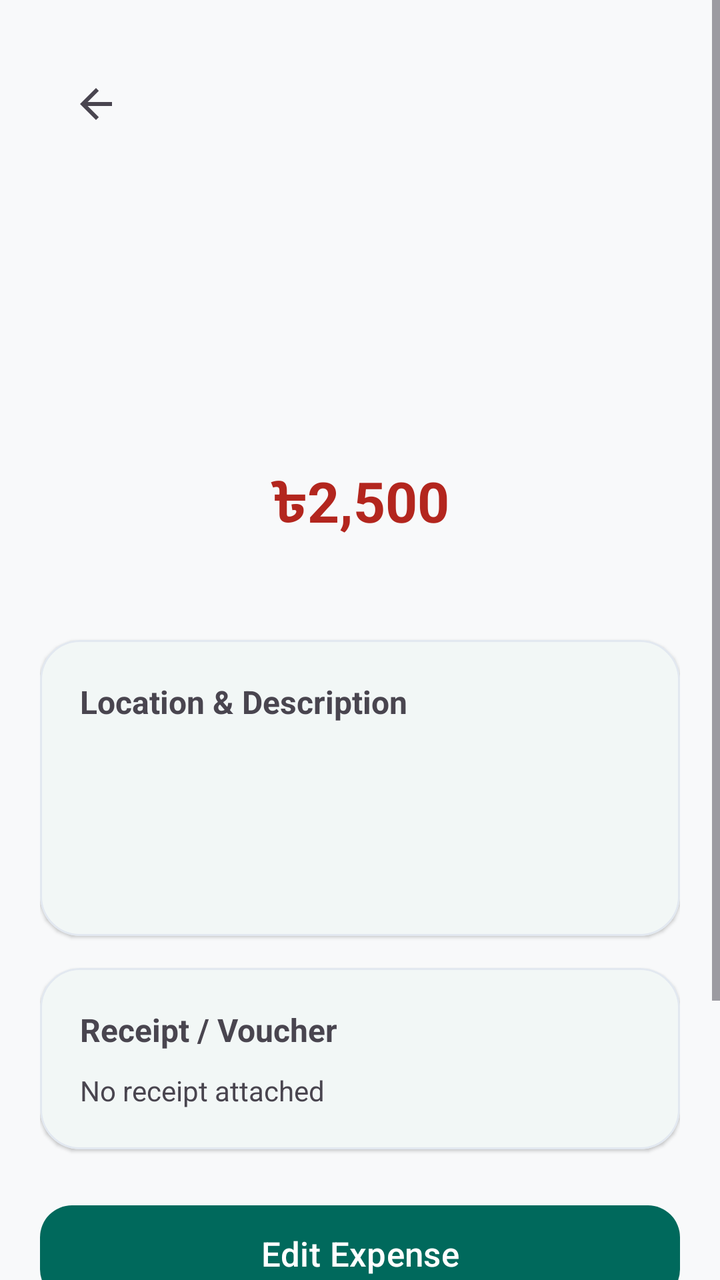
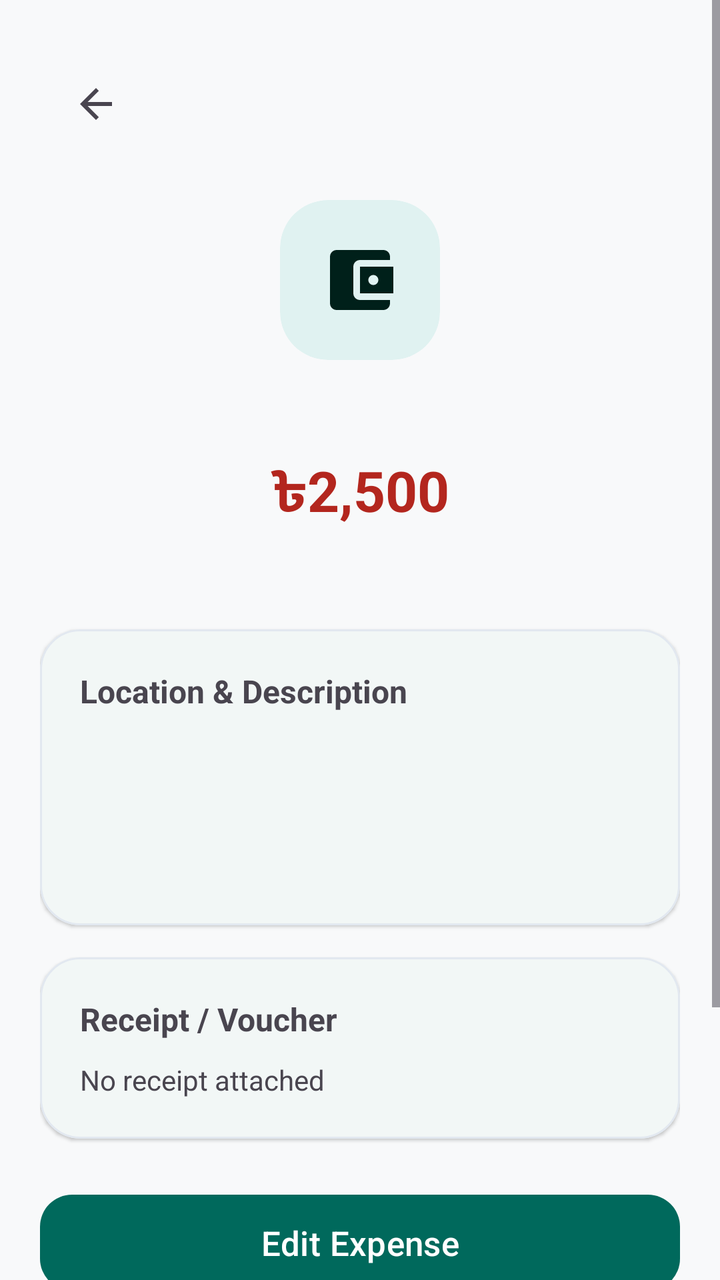

The first picture is an Android layout as it rendered before a commit; the second is the same layout after the commit. The layout source and the unified diff follow.
<!-- AndroidManifest.xml: application theme Theme.RobHouseRental -->
<!-- res/layout/activity_expense_details.xml -->
<?xml version="1.0" encoding="utf-8"?>
<ScrollView
    xmlns:android="http://schemas.android.com/apk/res/android"
    xmlns:app="http://schemas.android.com/apk/res-auto"
    android:layout_width="match_parent"
    android:layout_height="match_parent"
    android:fitsSystemWindows="true"
    android:fillViewport="true">

    <LinearLayout
        android:layout_width="match_parent"
        android:layout_height="wrap_content"
        android:orientation="vertical"
        android:padding="20dp">

        
        <com.google.android.material.appbar.MaterialToolbar
            android:id="@+id/toolbarExpenseDetails"
            android:layout_width="match_parent"
            android:layout_height="?attr/actionBarSize"
            android:title="@string/expense_details_title"
            app:navigationIcon="@drawable/ic_arrow_back" />

        
        <TextView
            android:id="@+id/tvExpenseDetailsCategoryIcon"
            android:layout_width="match_parent"
            android:layout_height="wrap_content"
            android:layout_marginTop="16dp"
            android:gravity="center"
            android:text=""
            android:textSize="64sp" />

        <TextView
            android:id="@+id/tvExpenseDetailsCategoryTitle"
            android:layout_width="match_parent"
            android:layout_height="wrap_content"
            android:layout_marginTop="8dp"
            android:gravity="center"
            
            android:textSize="24sp"
            android:textStyle="bold" />

        <TextView
            android:id="@+id/tvExpenseDetailsAmount"
            android:layout_width="match_parent"
            android:layout_height="wrap_content"
            android:layout_marginTop="6dp"
            android:gravity="center"
            android:text="৳2,500"
            android:textColor="?attr/colorError"
            android:textSize="28sp"
            android:textStyle="bold" />

        <TextView
            android:id="@+id/tvExpenseDetailsDate"
            android:layout_width="match_parent"
            android:layout_height="wrap_content"
            android:layout_marginTop="4dp"
            android:gravity="center"
            
            android:textSize="14sp" />

        
        <com.google.android.material.card.MaterialCardView
            android:layout_width="match_parent"
            android:layout_height="wrap_content"
            android:layout_marginTop="24dp"
            app:cardCornerRadius="20dp"
            app:cardElevation="1dp"
            app:strokeWidth="1dp">

            <LinearLayout
                android:layout_width="match_parent"
                android:layout_height="wrap_content"
                android:orientation="vertical"
                android:padding="20dp">

                <TextView
                    android:layout_width="match_parent"
                    android:layout_height="wrap_content"
                    android:text="@string/location_and_description"
                    android:textSize="16sp"
                    android:textStyle="bold" />

                
                <TextView
                    android:id="@+id/tvExpenseDetailsPropertyUnit"
                    android:layout_width="match_parent"
                    android:layout_height="wrap_content"
                    android:layout_marginTop="12dp"
                    
                    android:textSize="15sp"
                    android:textStyle="bold" />

                
                <TextView
                    android:id="@+id/tvExpenseDetailsDescription"
                    android:layout_width="match_parent"
                    android:layout_height="wrap_content"
                    android:layout_marginTop="8dp"
                    
                    android:textSize="14sp" />

                
                <TextView
                    android:id="@+id/tvExpenseDetailsNotes"
                    android:layout_width="match_parent"
                    android:layout_height="wrap_content"
                    android:layout_marginTop="8dp"
                    
                    android:textSize="14sp" />

            </LinearLayout>

        </com.google.android.material.card.MaterialCardView>

        
        <com.google.android.material.card.MaterialCardView
            android:layout_width="match_parent"
            android:layout_height="wrap_content"
            android:layout_marginTop="16dp"
            app:cardCornerRadius="20dp"
            app:cardElevation="1dp"
            app:strokeWidth="1dp">

            <LinearLayout
                android:layout_width="match_parent"
                android:layout_height="wrap_content"
                android:orientation="vertical"
                android:padding="20dp">

                <TextView
                    android:layout_width="match_parent"
                    android:layout_height="wrap_content"
                    android:text="@string/receipt_voucher_section"
                    android:textSize="16sp"
                    android:textStyle="bold" />

                <TextView
                    android:id="@+id/tvExpenseDetailsNoReceipt"
                    android:layout_width="match_parent"
                    android:layout_height="wrap_content"
                    android:layout_marginTop="10dp"
                    android:text="@string/no_receipt_attached"
                    android:textSize="14sp" />

                <LinearLayout
                    android:id="@+id/layoutExpenseDetailsReceipt"
                    android:layout_width="match_parent"
                    android:layout_height="wrap_content"
                    android:layout_marginTop="10dp"
                    android:gravity="center_vertical"
                    android:orientation="horizontal"
                    android:visibility="gone">

                    <TextView
                        android:id="@+id/tvExpenseDetailsReceiptName"
                        android:layout_width="0dp"
                        android:layout_height="wrap_content"
                        android:layout_weight="1"
                        android:ellipsize="middle"
                        android:maxLines="1"
                        
                        android:textSize="14sp"
                        android:textStyle="bold" />

                    <com.google.android.material.button.MaterialButton
                        android:id="@+id/btnViewExpenseReceipt"
                        style="@style/Widget.Material3.Button.TonalButton"
                        android:layout_width="wrap_content"
                        android:layout_height="wrap_content"
                        android:text="@string/view_receipt"
                        android:textSize="13sp"
                        app:cornerRadius="12dp"
                        app:icon="@drawable/ic_document" />

                </LinearLayout>

            </LinearLayout>

        </com.google.android.material.card.MaterialCardView>

        
        <com.google.android.material.button.MaterialButton
            android:id="@+id/btnEditExpense"
            android:layout_width="match_parent"
            android:layout_height="wrap_content"
            android:layout_marginTop="24dp"
            android:minHeight="56dp"
            android:text="@string/edit_expense_title"
            android:textSize="17sp"
            app:cornerRadius="16dp" />

        <com.google.android.material.button.MaterialButton
            android:id="@+id/btnArchiveExpense"
            style="@style/Widget.Material3.Button.OutlinedButton"
            android:layout_width="match_parent"
            android:layout_height="wrap_content"
            android:layout_marginTop="12dp"
            android:minHeight="52dp"
            android:text="@string/archive_expense"
            android:textSize="16sp"
            app:cornerRadius="16dp" />

        <com.google.android.material.button.MaterialButton
            android:id="@+id/btnDeleteExpense"
            style="@style/Widget.Material3.Button.TextButton"
            android:layout_width="match_parent"
            android:layout_height="wrap_content"
            android:layout_marginTop="4dp"
            android:minHeight="52dp"
            android:text="@string/delete_expense"
            android:textColor="?attr/colorError"
            android:textSize="16sp" />

        <Space
            android:layout_width="match_parent"
            android:layout_height="24dp" />

    </LinearLayout>

</ScrollView>
<!-- resources referenced by this layout -->
<resources>
  <!-- drawable ic_arrow_back (drawable) -->
  <vector xmlns:android="http://schemas.android.com/apk/res/android"
      android:width="24dp"
      android:height="24dp"
      android:viewportWidth="24"
      android:viewportHeight="24"
      android:tint="?attr/colorControlNormal">
    <path
        android:fillColor="#FF000000"
        android:pathData="M20,11H7.83l5.59,-5.59L12,4l-8,8 8,8 1.41,-1.41L7.83,13H20v-2z"/>
  </vector>
  <string name="archive_expense">Archive Expense</string>
  <string name="delete_expense">Delete Expense</string>
  <string name="edit_expense_title">Edit Expense</string>
  <string name="expense_details_title">Expense Details</string>
  <string name="location_and_description">Location &amp; Description</string>
  <string name="no_receipt_attached">No receipt attached</string>
  <string name="receipt_voucher_section">Receipt / Voucher</string>
  <string name="view_receipt">View Receipt</string>
  <style name="Theme.RobHouseRental" parent="Base.Theme.RobHouseRental" />
  <color name="md_theme_primary">#00695C</color>
  <color name="md_theme_onPrimary">#FFFFFF</color>
  <color name="md_theme_primaryContainer">#E0F2F1</color>
  <color name="md_theme_onPrimaryContainer">#00201A</color>
  <color name="md_theme_secondary">#1565C0</color>
  <color name="md_theme_onSecondary">#FFFFFF</color>
  <color name="md_theme_secondaryContainer">#E3F2FD</color>
  <color name="md_theme_onSecondaryContainer">#001D36</color>
  <color name="md_theme_tertiary">#6D4C41</color>
  <color name="md_theme_onTertiary">#FFFFFF</color>
  <color name="md_theme_tertiaryContainer">#EFEBE9</color>
  <color name="md_theme_onTertiaryContainer">#25150F</color>
  <color name="md_theme_background">#F8F9FA</color>
  <color name="md_theme_onBackground">#191C1D</color>
  <color name="md_theme_surface">#FFFFFF</color>
  <color name="md_theme_onSurface">#191C1D</color>
  <color name="md_theme_surfaceVariant">#F1F5F9</color>
  <color name="md_theme_onSurfaceVariant">#475569</color>
  <color name="md_theme_outline">#CBD5E1</color>
  <style name="Widget.App.CardView" parent="Widget.Material3.CardView.Elevated">
          <item name="cardCornerRadius">16dp</item>
          <item name="cardElevation">1dp</item>
          <item name="strokeWidth">1dp</item>
          <item name="strokeColor">@color/md_theme_outlineVariant</item>
          <item name="cardBackgroundColor">@color/md_theme_surface</item>
      </style>
  <color name="md_theme_outlineVariant">#E2E8F0</color>
  <!-- unchanged entries left out for length: 2 -->
</resources>

<!-- the commit's change to res/layout/activity_expense_details.xml (unified diff, before → after) -->
@@ -22,14 +22,24 @@
             app:navigationIcon="@drawable/ic_arrow_back" />
 
         
-        <TextView
-            android:id="@+id/tvExpenseDetailsCategoryIcon"
-            android:layout_width="match_parent"
-            android:layout_height="wrap_content"
+        <com.google.android.material.card.MaterialCardView
+            android:layout_width="80dp"
+            android:layout_height="80dp"
             android:layout_marginTop="16dp"
-            android:gravity="center"
-            android:text=""
-            android:textSize="64sp" />
+            android:layout_gravity="center_horizontal"
+            app:cardBackgroundColor="?attr/colorPrimaryContainer"
+            app:cardCornerRadius="24dp"
+            app:cardElevation="0dp"
+            app:strokeWidth="0dp">
+
+            <ImageView
+                android:layout_width="40dp"
+                android:layout_height="40dp"
+                android:layout_gravity="center"
+                android:src="@drawable/ic_expense"
+                app:tint="?attr/colorOnPrimaryContainer" />
+
+        </com.google.android.material.card.MaterialCardView>
 
         <TextView
             android:id="@+id/tvExpenseDetailsCategoryTitle"
<!-- resource entries referenced after the edit -->
@@ -10,6 +10,16 @@
     <path
         android:fillColor="#FF000000"
         android:pathData="M20,11H7.83l5.59,-5.59L12,4l-8,8 8,8 1.41,-1.41L7.83,13H20v-2z"/>
+  </vector>
+  <!-- drawable ic_expense (drawable) -->
+  <vector xmlns:android="http://schemas.android.com/apk/res/android"
+      android:width="24dp"
+      android:height="24dp"
+      android:viewportWidth="24"
+      android:viewportHeight="24">
+    <path
+        android:fillColor="@color/md_theme_onSurface"
+        android:pathData="M21,18v1c0,1.1 -0.9,2 -2,2H5c-1.11,0 -2,-0.9 -2,-2V5c0,-1.1 0.89,-2 2,-2h14c1.1,0 2,0.9 2,2v1h-9c-1.11,0 -2,0.9 -2,2v8c0,1.1 0.89,2 2,2h9zm-9,-2h10V8H12v8zm4,-2.5c-0.83,0 -1.5,-0.67 -1.5,-1.5s0.67,-1.5 1.5,-1.5 1.5,0.67 1.5,1.5 -0.67,1.5 -1.5,1.5z"/>
   </vector>
   <string name="archive_expense">Archive Expense</string>
   <string name="delete_expense">Delete Expense</string>
